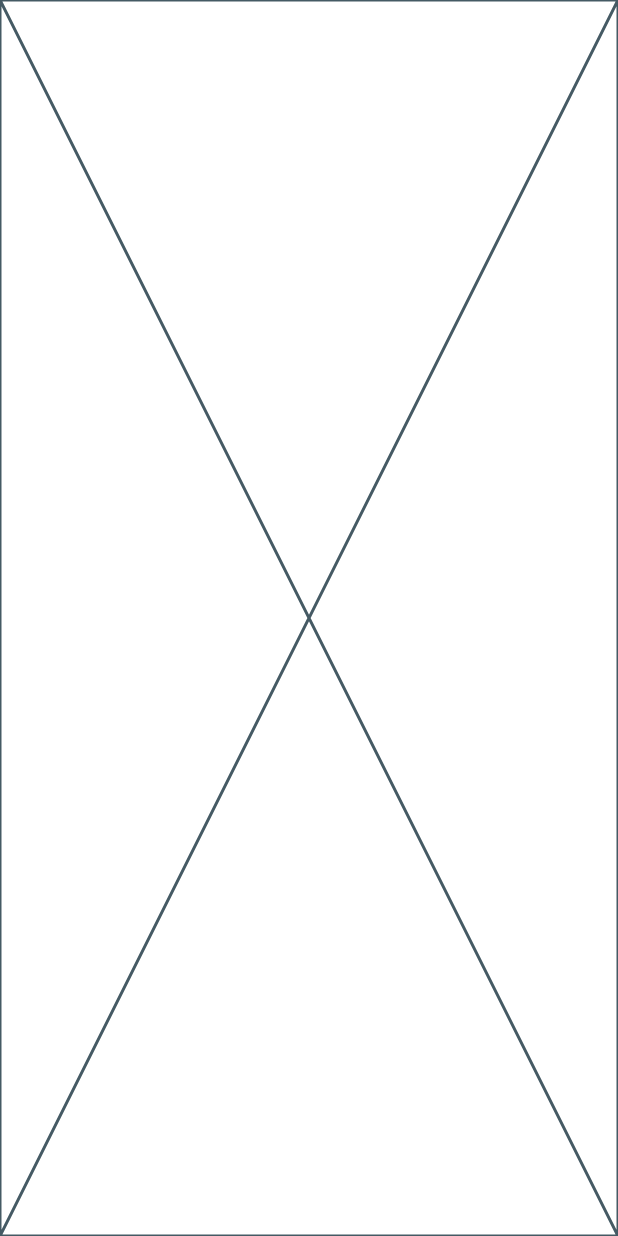
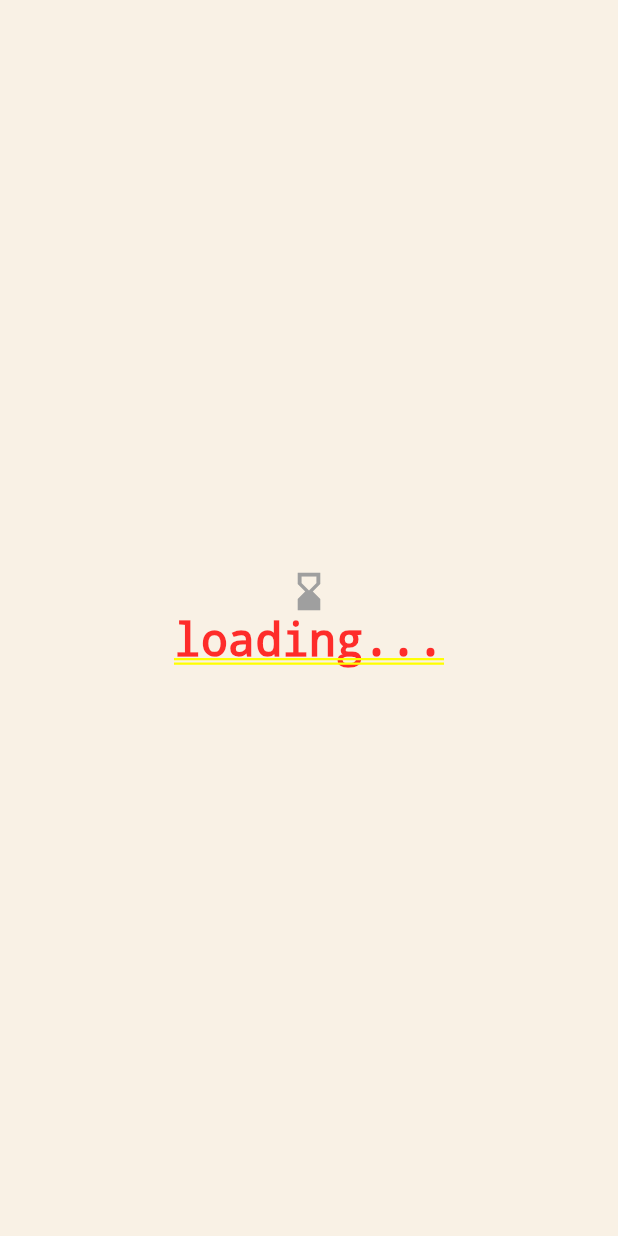
Before and after one commit to greedy-brady/copy-wonderous-app, a Flutter app: the screen it shows after launch, on a phone screen of 412 x 824 dp. Run offline on Flutter 3.47's test engine with Material 2 defaults, Android fonts, the phone set to English and light mode, and no system bars; our stand-ins replace get, shared_preferences.

Commit message:
splash, app

```diff
--- a/lib/app.dart
+++ /dev/null
@@ -1,10 +0,0 @@
-import 'package:flutter/material.dart';
-
-class CoffeeApp extends StatelessWidget {
-  const CoffeeApp({super.key});
-
-  @override
-  Widget build(BuildContext context) {
-    return const Placeholder();
-  }
-}
--- /dev/null
+++ b/lib/constants/colors.dart
@@ -0,0 +1,23 @@
+import 'package:flutter/material.dart';
+
+class ColorConstants {
+  static Color lightScaffoldBackgroundColor = hexToColor('#f9f1e5');
+  static Color darkScaffoldBackgroundColor = hexToColor('#2F2E2E');
+  static Color secondaryAppColor = hexToColor('#22DDA6');
+  static Color secondaryDarkAppColor = Colors.white;
+  static Color tipColor = hexToColor('#B6B6B6');
+  static Color lightGray = Color(0xFFF6F6F6);
+  static Color darkGray = Color(0xFF9F9F9F);
+  static Color black = Color(0xFF000000);
+  static Color white = Color(0xFFFFFFFF);
+}
+
+Color hexToColor(String hex) {
+  assert(RegExp(r'^#([0-9a-fA-F]{6})|([0-9a-fA-F]{8})$').hasMatch(hex),
+      'hex color must be #rrggbb or #rrggbbaa');
+
+  return Color(
+    int.parse(hex.substring(1), radix: 16) +
+        (hex.length == 7 ? 0xff000000 : 0x00000000),
+  );
+}
--- /dev/null
+++ b/lib/constants/storage.dart
@@ -0,0 +1,4 @@
+class StorageConstants {
+  static const String token = 'token';
+  static const String user = 'user';
+}
--- /dev/null
+++ b/lib/routes/app_pages.dart
@@ -0,0 +1,16 @@
+import 'package:get/get.dart';
+import 'package:midas_coffee_app/screens/splash/index.dart';
+
+part 'app_routes.dart';
+
+class AppPages {
+  static const INITIAL = Routes.SPLASH;
+
+  static final routes = [
+    GetPage(
+      name: Routes.SPLASH,
+      page: () => const SplashScreen(),
+      binding: SplashBinding(),
+    )
+  ];
+}
--- /dev/null
+++ b/lib/routes/app_routes.dart
@@ -0,0 +1,9 @@
+part of 'app_pages.dart';
+
+abstract class Routes {
+  static const SPLASH = '/';
+  static const AUTH = '/auth';
+  static const LOGIN = '/login';
+  static const REGISTER = '/register';
+  static const HOME = '/home';
+}
--- /dev/null
+++ b/lib/routes/routes.dart
@@ -0,0 +1 @@
+export 'app_pages.dart';
--- /dev/null
+++ b/lib/screens/app/app.dart
@@ -0,0 +1,20 @@
+import 'package:flutter/material.dart';
+import 'package:get/get.dart';
+import 'package:midas_coffee_app/routes/app_pages.dart';
+
+import 'app_binding.dart';
+
+class CoffeeApp extends StatelessWidget {
+  const CoffeeApp({super.key});
+
+  @override
+  Widget build(BuildContext context) {
+    return GetMaterialApp(
+      title: 'Midas Coffee App by Brady',
+      getPages: AppPages.routes,
+      initialBinding: AppBinding(),
+      initialRoute: Routes.SPLASH,
+      enableLog: true,
+    );
+  }
+}
--- /dev/null
+++ b/lib/screens/app/app_binding.dart
@@ -0,0 +1,6 @@
+import 'package:get/get.dart';
+
+class AppBinding extends Bindings {
+  @override
+  void dependencies() async {}
+}
--- /dev/null
+++ b/lib/screens/app/index.dart
@@ -0,0 +1,3 @@
+export 'app.dart';
+export 'app_binding.dart';
+export 'app_di.dart';
--- /dev/null
+++ b/lib/screens/splash/index.dart
@@ -0,0 +1,3 @@
+export 'splash_binding.dart';
+export 'splash_controller.dart';
+export 'splash_screen.dart';
--- /dev/null
+++ b/lib/screens/splash/splash_binding.dart
@@ -0,0 +1,10 @@
+import 'package:get/get.dart';
+
+import 'splash_controller.dart';
+
+class SplashBinding extends Bindings {
+  @override
+  void dependencies() {
+    Get.put<SplashController>(SplashController());
+  }
+}
--- /dev/null
+++ b/lib/screens/splash/splash_screen.dart
@@ -0,0 +1,28 @@
+import 'package:flutter/material.dart';
+import 'package:midas_coffee_app/constants/colors.dart';
+
+class SplashScreen extends StatelessWidget {
+  const SplashScreen({super.key});
+
+  @override
+  Widget build(BuildContext context) {
+    print('hello-splash');
+    return Container(
+      color: ColorConstants.lightScaffoldBackgroundColor,
+      child: Column(
+        mainAxisAlignment: MainAxisAlignment.center,
+        children: [
+          Icon(
+            Icons.hourglass_bottom,
+            color: ColorConstants.darkGray,
+            size: 30.0,
+          ),
+          const Text(
+            'loading...',
+            style: TextStyle(fontSize: 30.0),
+          ),
+        ],
+      ),
+    );
+  }
+}
--- a/pubspec.yaml
+++ b/pubspec.yaml
@@ -35,6 +35,8 @@ dependencies:
   # The following adds the Cupertino Icons font to your application.
   # Use with the CupertinoIcons class for iOS style icons.
   cupertino_icons: ^1.0.2
+  get: ^4.6.5
+  shared_preferences: ^2.1.1
 
 dev_dependencies:
   flutter_test:
```
Also changed, not shown: lib/main.dart (+5 -2 lines), lib/screens/app/app_di.dart (added, +8 -0 lines), lib/screens/splash/splash_controller.dart (added, +23 -0 lines), lib/services/storage_service.dart (added, +8 -0 lines), pubspec.lock, 10 other files.
